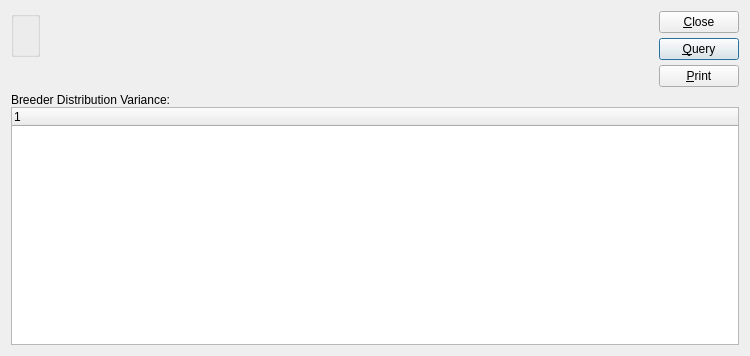
Old version of the form xtuple/trunk/guiclient/dspBreederDistributionVarianceByWarehouse.ui in the repository WooodHead/xtuple.
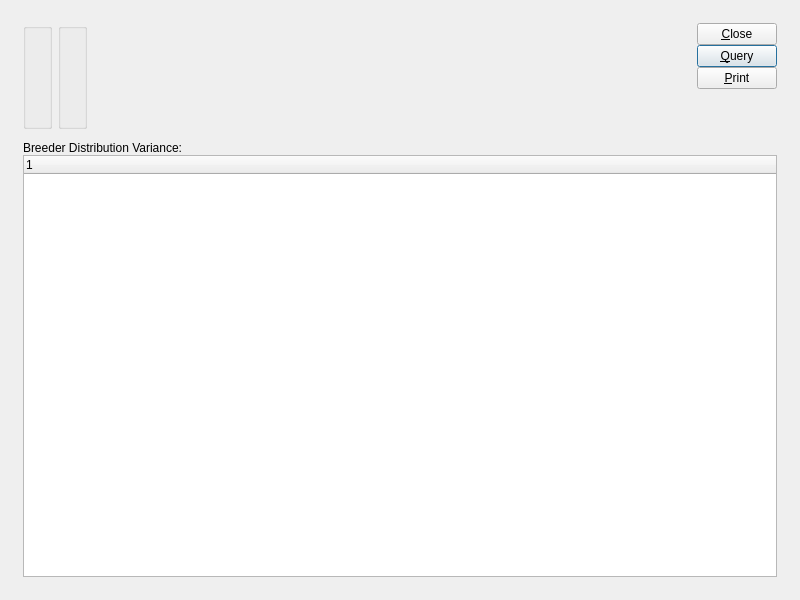
New version of the form. Custom widgets are drawn as their Qt base class.

```diff
--- a/xtuple/trunk/guiclient/dspBreederDistributionVarianceByWarehouse.ui
+++ b/xtuple/trunk/guiclient/dspBreederDistributionVarianceByWarehouse.ui
@@ -14,30 +14,24 @@
    <rect>
     <x>0</x>
     <y>0</y>
-    <width>750</width>
-    <height>356</height>
+    <width>800</width>
+    <height>600</height>
    </rect>
   </property>
   <property name="windowTitle" >
    <string>Breeder Distribution Variance by Site</string>
   </property>
-   <layout class="QVBoxLayout" >
-    <item>
-     <layout class="QHBoxLayout" >
+  <layout class="QGridLayout" name="gridLayout_4" >
+   <item row="0" column="0" >
+    <layout class="QGridLayout" name="gridLayout_3" >
       <property name="margin" >
-       <number>0</number>
+      <number>12</number>
       </property>
       <property name="spacing" >
-       <number>7</number>
-      </property>
-      <item>
-       <layout class="QVBoxLayout" >
-        <property name="margin" >
-         <number>0</number>
-        </property>
-        <property name="spacing" >
-         <number>0</number>
-        </property>
+      <number>12</number>
+     </property>
+     <item row="0" column="0" >
+      <layout class="QHBoxLayout" name="horizontalLayout" >
         <item>
          <widget class="WarehouseGroup" name="_warehouse" >
           <property name="title" >
@@ -46,60 +40,17 @@
          </widget>
         </item>
         <item>
-         <spacer>
-          <property name="orientation" >
-           <enum>Qt::Vertical</enum>
-          </property>
-          <property name="sizeType" >
-           <enum>QSizePolicy::Preferred</enum>
-          </property>
-          <property name="sizeHint" >
-           <size>
-            <width>20</width>
-            <height>30</height>
-           </size>
-          </property>
-         </spacer>
-        </item>
-       </layout>
-      </item>
-      <item>
-       <layout class="QVBoxLayout" >
-        <property name="margin" >
-         <number>0</number>
-        </property>
-        <property name="spacing" >
-         <number>0</number>
-        </property>
-        <item>
+        <widget class="QGroupBox" name="_dateGroup" >
+         <property name="title" >
+          <string/>
+         </property>
+         <layout class="QGridLayout" name="gridLayout_2" >
+          <item row="0" column="0" >
          <widget class="DateCluster" name="_dates" />
         </item>
-        <item>
-         <spacer>
-          <property name="orientation" >
-           <enum>Qt::Vertical</enum>
-          </property>
-          <property name="sizeType" >
-           <enum>QSizePolicy::Preferred</enum>
-          </property>
-          <property name="sizeHint" >
-           <size>
-            <width>20</width>
-            <height>32</height>
-           </size>
-          </property>
-         </spacer>
-        </item>
-       </layout>
-      </item>
-      <item>
-       <layout class="QHBoxLayout" >
-        <property name="margin" >
-         <number>0</number>
-        </property>
-        <property name="spacing" >
-         <number>0</number>
-        </property>
+         </layout>
+        </widget>
+       </item>
         <item>
          <spacer>
           <property name="orientation" >
@@ -108,21 +59,18 @@
           <property name="sizeType" >
            <enum>QSizePolicy::Expanding</enum>
           </property>
-          <property name="sizeHint" >
+         <property name="sizeHint" stdset="0" >
            <size>
-            <width>258</width>
-            <height>20</height>
+           <width>128</width>
+           <height>87</height>
            </size>
           </property>
          </spacer>
         </item>
         <item>
          <layout class="QVBoxLayout" >
-          <property name="margin" >
-           <number>0</number>
-          </property>
           <property name="spacing" >
-           <number>5</number>
+          <number>0</number>
           </property>
           <item>
            <widget class="QPushButton" name="_close" >
@@ -150,9 +98,7 @@
              <bool>true</bool>
             </property>
             <property name="sizePolicy" >
-             <sizepolicy>
-              <hsizetype>1</hsizetype>
-              <vsizetype>0</vsizetype>
+            <sizepolicy vsizetype="Fixed" hsizetype="Minimum" >
               <horstretch>0</horstretch>
               <verstretch>0</verstretch>
              </sizepolicy>
@@ -168,17 +114,43 @@
             </property>
            </widget>
           </item>
-         </layout>
-        </item>
-       </layout>
-      </item>
-     </layout>
-    </item>
     <item>
-     <layout class="QVBoxLayout" >
+          <spacer name="verticalSpacer" >
+           <property name="orientation" >
+            <enum>Qt::Vertical</enum>
+           </property>
+           <property name="sizeHint" stdset="0" >
+            <size>
+             <width>20</width>
+             <height>40</height>
+            </size>
+           </property>
+          </spacer>
+         </item>
+        </layout>
+       </item>
+      </layout>
+     </item>
+     <item row="1" column="0" >
+      <widget class="QFrame" name="_frame" >
+       <property name="sizePolicy" >
+        <sizepolicy vsizetype="Expanding" hsizetype="Preferred" >
+         <horstretch>0</horstretch>
+         <verstretch>1</verstretch>
+        </sizepolicy>
+       </property>
+       <property name="frameShape" >
+        <enum>QFrame::NoFrame</enum>
+       </property>
+       <property name="frameShadow" >
+        <enum>QFrame::Raised</enum>
+       </property>
+       <layout class="QGridLayout" name="gridLayout" >
       <property name="margin" >
        <number>0</number>
       </property>
+        <item row="0" column="0" >
+         <layout class="QVBoxLayout" >
       <property name="spacing" >
        <number>0</number>
       </property>
@@ -196,9 +168,19 @@
     </item>
    </layout>
  </widget>
+     </item>
+    </layout>
+   </item>
+  </layout>
+ </widget>
  <layoutdefault spacing="6" margin="11" />
  <pixmapfunction>qPixmapFromMimeSource</pixmapfunction>
  <customwidgets>
+  <customwidget>
+   <class>DateCluster</class>
+   <extends>QWidget</extends>
+   <header>datecluster.h</header>
+  </customwidget>
   <customwidget>
    <class>WarehouseGroup</class>
    <extends>QGroupBox</extends>
@@ -210,15 +192,6 @@
    <class>XTreeWidget</class>
    <extends>QTreeWidget</extends>
    <header>xtreewidget.h</header>
-   <container>0</container>
-   <pixmap></pixmap>
-  </customwidget>
-  <customwidget>
-   <class>DateCluster</class>
-   <extends>QWidget</extends>
-   <header>datecluster.h</header>
-   <container>0</container>
-   <pixmap></pixmap>
   </customwidget>
  </customwidgets>
  <tabstops>
```
Left out of the diff: 8 changed lines with no effect on the pictures. Lines whose indentation alone changed are shown as unchanged.
